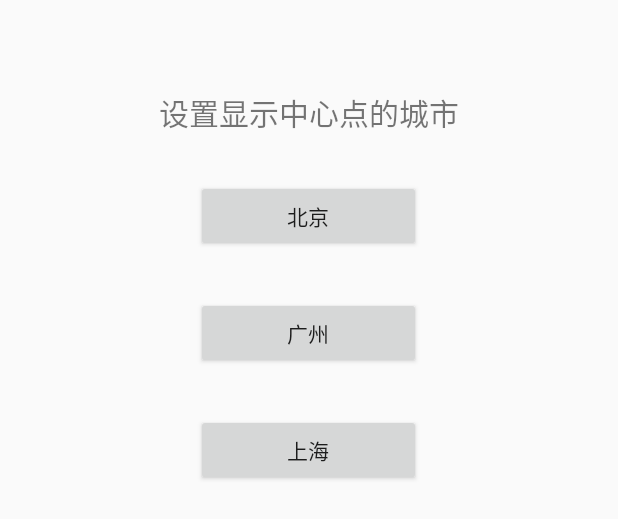
After one commit to amap-demo/android-map-initialcenter, an Android app: the layout activity_welcome.xml on its own in the app's theme, with its tools: preview values and no code run, on a phone screen of 412 x 824 dp. The commit adds this screen. Shown: the top 519 px of the screen. Run offline under Robolectric (Android 15) with nearby library versions, the phone set to English and light mode, and no system bars.

Commit message:
添加首页

```diff
--- a/app/src/main/AndroidManifest.xml
+++ b/app/src/main/AndroidManifest.xml
@@ -11,13 +11,17 @@
         <meta-data
             android:name="com.amap.api.v2.apikey"
             android:value="您的Key" />
-        <activity android:name=".MainActivity" >
+        <activity
+            android:name=".WelcomeActivity"
+            android:label="@string/title_activity_welcome"
+         >
             <intent-filter>
                 <action android:name="android.intent.action.MAIN" />
 
                 <category android:name="android.intent.category.LAUNCHER" />
             </intent-filter>
         </activity>
+        <activity android:name=".MainActivity"></activity>
     </application>
 
     <uses-permission android:name="android.permission.INTERNET" />
--- /dev/null
+++ b/app/src/main/res/layout/activity_welcome.xml
@@ -0,0 +1,44 @@
+<?xml version="1.0" encoding="utf-8"?>
+<LinearLayout xmlns:android="http://schemas.android.com/apk/res/android"
+    xmlns:app="http://schemas.android.com/apk/res-auto"
+    xmlns:tools="http://schemas.android.com/tools"
+    android:layout_width="match_parent"
+    android:layout_height="match_parent"
+    android:orientation="vertical"
+    android:gravity="center_horizontal"
+
+    tools:context="amap.android_map_centerpoint.WelcomeActivity">
+
+
+    <TextView
+        android:text="设置显示中心点的城市"
+        android:layout_marginTop="60dp"
+        android:layout_width="wrap_content"
+        android:layout_height="wrap_content"
+        android:textSize="20sp" />
+
+    <Button
+        android:text="北京"
+        android:layout_marginTop="30dp"
+
+        android:layout_width="150dp"
+        android:layout_height="wrap_content"
+        android:id="@+id/bj_button"
+          />
+
+    <Button
+        android:text="广州"
+        android:layout_marginTop="30dp"
+        android:layout_width="150dp"
+        android:layout_height="wrap_content"
+        android:id="@+id/gz_button"
+         />
+
+    <Button
+        android:text="上海"
+        android:layout_marginTop="30dp"
+        android:layout_width="150dp"
+        android:layout_height="wrap_content"
+        android:id="@+id/sh_button"
+         />
+</LinearLayout>
--- a/app/src/main/res/values/strings.xml
+++ b/app/src/main/res/values/strings.xml
@@ -1,3 +1,4 @@
 <resources>
     <string name="app_name">Android-Map-CenterPoint</string>
+    <string name="title_activity_welcome">WelcomeActivity</string>
 </resources>
```
Also changed, not shown: app/src/main/java/amap/android_map_centerpoint/MainActivity.java (+22 -2 lines), app/src/main/java/amap/android_map_centerpoint/WelcomeActivity.java (added, +49 -0 lines), 1 other file.
